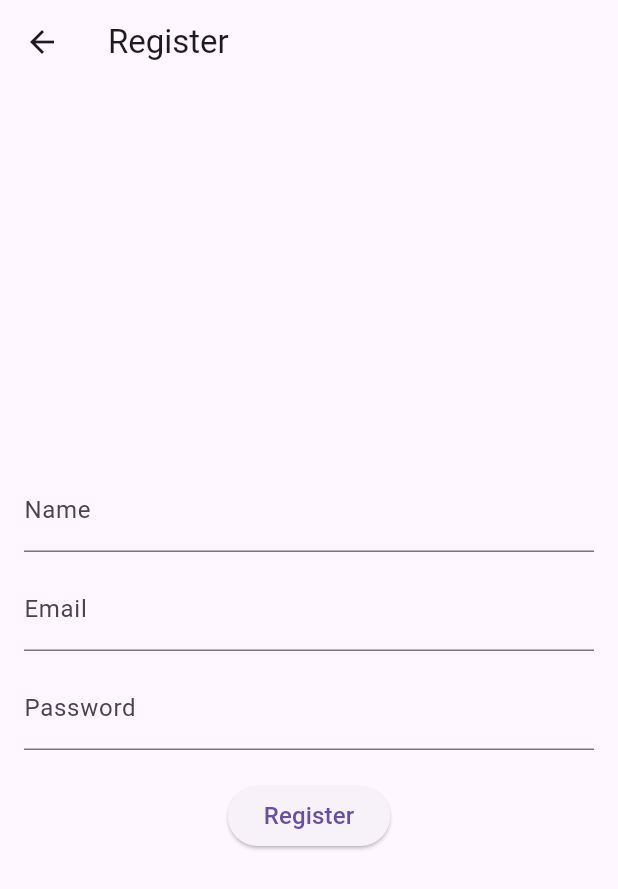
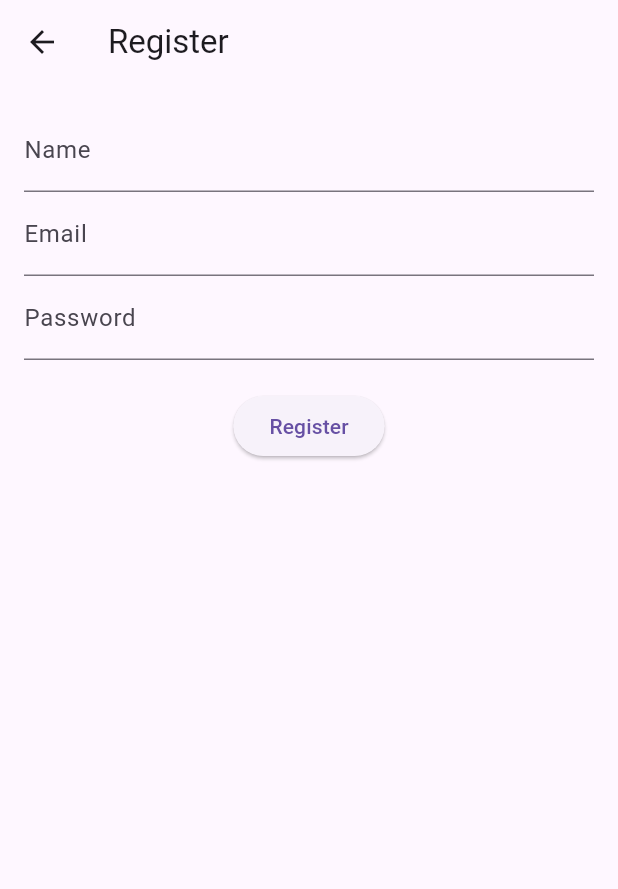
Before and after one commit to Anegor/Lab_RDM, a Flutter app: the screen it shows after launch, after a tap on "Register", on a phone screen of 412 x 824 dp. Shown: the top 889 px of the screen. Run offline on Flutter 3.47's test engine with Material 3 defaults, Android fonts, the phone set to English and light mode, and no system bars; our stand-ins replace shared_preferences.

Commit message:
-lab3test

```diff
--- a/lib/main.dart
+++ b/lib/main.dart
@@ -1,26 +1,19 @@
 import 'package:flutter/material.dart';
-import 'package:lab/screens/home_screen.dart';
-import 'package:lab/screens/profile_screen.dart';
-import 'package:lab/screens/register_screen.dart';
 import 'screens/login_screen.dart';
 
 void main() {
-  runApp(MyApp());
+  runApp(const MyApp());
 }
 
 class MyApp extends StatelessWidget {
+  const MyApp({Key? key}) : super(key: key);
+
   @override
   Widget build(BuildContext context) {
     return MaterialApp(
-      title: 'Flutter App',
+      title: 'Air Quality App',
       theme: ThemeData(primarySwatch: Colors.blue),
-      initialRoute: '/login',
-      routes: {
-        '/login': (context) => LoginScreen(),
-        '/register': (context) => RegisterScreen(),
-        '/profile': (context) => ProfileScreen(),
-        '/home': (context) => HomeScreen(),
-      },
+      home: const LoginScreen(),
     );
   }
 }
--- a/lib/screens/login_screen.dart
+++ b/lib/screens/login_screen.dart
@@ -1,33 +1,64 @@
 import 'package:flutter/material.dart';
-import '../widgets/common_button.dart';
+import 'package:lab/screens/register_screen.dart';
+import 'package:shared_preferences/shared_preferences.dart';
 
-class LoginScreen extends StatelessWidget {
+import 'home_screen.dart';
+
+class LoginScreen extends StatefulWidget {
+  const LoginScreen({Key? key}) : super(key: key);
+
+  @override
+  State<LoginScreen> createState() => _LoginScreenState();
+}
+
+class _LoginScreenState extends State<LoginScreen> {
+  final TextEditingController _emailController = TextEditingController();
+  final TextEditingController _passwordController = TextEditingController();
+
+  Future<void> _login() async {
+    final prefs = await SharedPreferences.getInstance();
+    final savedEmail = prefs.getString('email');
+    final savedPassword = prefs.getString('password');
+
+    if (_emailController.text == savedEmail && _passwordController.text == savedPassword) {
+      Navigator.pushReplacement(
+        context,
+        MaterialPageRoute(builder: (_) => const HomeScreen()),
+      );
+    } else {
+      ScaffoldMessenger.of(context).showSnackBar(
+        const SnackBar(content: Text('Invalid email or password')),
+      );
+    }
+  }
+
   @override
   Widget build(BuildContext context) {
     return Scaffold(
-      appBar: AppBar(title: Text('Login')),
+      appBar: AppBar(title: const Text('Login')),
       body: Padding(
         padding: const EdgeInsets.all(16.0),
         child: Column(
-          mainAxisAlignment: MainAxisAlignment.center,
           children: [
             TextField(
-              decoration: InputDecoration(labelText: 'Email'),
+              controller: _emailController,
+              decoration: const InputDecoration(labelText: 'Email'),
             ),
-            SizedBox(height: 10),
             TextField(
+              controller: _passwordController,
+              decoration: const InputDecoration(labelText: 'Password'),
               obscureText: true,
-              decoration: InputDecoration(labelText: 'Password'),
             ),
-            SizedBox(height: 20),
-            CommonButton(
-              text: 'Login',
-              onPressed: () => Navigator.pushNamed(context, '/home'),
-            ),
-            SizedBox(height: 10),
-            CommonButton(
-              text: 'Register',
-              onPressed: () => Navigator.pushNamed(context, '/register'),
+            const SizedBox(height: 20),
+            ElevatedButton(onPressed: _login, child: const Text('Login')),
+            TextButton(
+              onPressed: () {
+                Navigator.push(
+                  context,
+                  MaterialPageRoute(builder: (_) => const RegistrationScreen()),
+                );
+              },
+              child: const Text('Register'),
             ),
           ],
         ),
--- a/lib/screens/register_screen.dart
+++ b/lib/screens/register_screen.dart
@@ -1,33 +1,68 @@
 import 'package:flutter/material.dart';
-import '../widgets/common_button.dart';
+import 'package:shared_preferences/shared_preferences.dart';
 
-class RegisterScreen extends StatelessWidget {
+class RegistrationScreen extends StatefulWidget {
+  const RegistrationScreen({Key? key}) : super(key: key);
+
+  @override
+  State<RegistrationScreen> createState() => _RegistrationScreenState();
+}
+
+class _RegistrationScreenState extends State<RegistrationScreen> {
+  final TextEditingController _emailController = TextEditingController();
+  final TextEditingController _passwordController = TextEditingController();
+  final TextEditingController _nameController = TextEditingController();
+
+  bool _validateInput() {
+    final email = _emailController.text;
+    final name = _nameController.text;
+    if (!email.contains('@') || name.contains(RegExp(r'\d'))) {
+      return false;
+    }
+    return true;
+  }
+
+  Future<void> _register() async {
+    if (_validateInput()) {
+      final prefs = await SharedPreferences.getInstance();
+      await prefs.setString('email', _emailController.text);
+      await prefs.setString('password', _passwordController.text);
+      await prefs.setString('name', _nameController.text);
+
+      ScaffoldMessenger.of(context).showSnackBar(
+        const SnackBar(content: Text('Registration successful!')),
+      );
+      Navigator.pop(context);
+    } else {
+      ScaffoldMessenger.of(context).showSnackBar(
+        const SnackBar(content: Text('Invalid input')),
+      );
+    }
+  }
+
   @override
   Widget build(BuildContext context) {
     return Scaffold(
-      appBar: AppBar(title: Text('Register')),
+      appBar: AppBar(title: const Text('Register')),
       body: Padding(
         padding: const EdgeInsets.all(16.0),
         child: Column(
-          mainAxisAlignment: MainAxisAlignment.center,
           children: [
             TextField(
-              decoration: InputDecoration(labelText: 'Name'),
+              controller: _nameController,
+              decoration: const InputDecoration(labelText: 'Name'),
             ),
-            SizedBox(height: 10),
             TextField(
-              decoration: InputDecoration(labelText: 'Email'),
+              controller: _emailController,
+              decoration: const InputDecoration(labelText: 'Email'),
             ),
-            SizedBox(height: 10),
             TextField(
+              controller: _passwordController,
+              decoration: const InputDecoration(labelText: 'Password'),
               obscureText: true,
-              decoration: InputDecoration(labelText: 'Password'),
             ),
-            SizedBox(height: 20),
-            CommonButton(
-              text: 'Register',
-              onPressed: () => Navigator.pushNamed(context, '/login'),
-            ),
+            const SizedBox(height: 20),
+            ElevatedButton(onPressed: _register, child: const Text('Register')),
           ],
         ),
       ),
--- a/lib/widgets/common_button.dart
+++ /dev/null
@@ -1,16 +0,0 @@
-import 'package:flutter/material.dart';
-
-class CommonButton extends StatelessWidget {
-  final String text;
-  final VoidCallback onPressed;
-
-  const CommonButton({required this.text, required this.onPressed});
-
-  @override
-  Widget build(BuildContext context) {
-    return ElevatedButton(
-      onPressed: onPressed,
-      child: Text(text, style: TextStyle(fontSize: 16)),
-    );
-  }
-}
--- a/pubspec.yaml
+++ b/pubspec.yaml
@@ -30,6 +30,7 @@ environment:
 dependencies:
   flutter:
     sdk: flutter
+  shared_preferences: ^2.1.1
 
 
   # The following adds the Cupertino Icons font to your application.
```
Also changed, not shown: lib/screens/home_screen.dart (+19 -19 lines), lib/screens/profile_screen.dart (deleted, +0 -25 lines), pubspec.lock.
